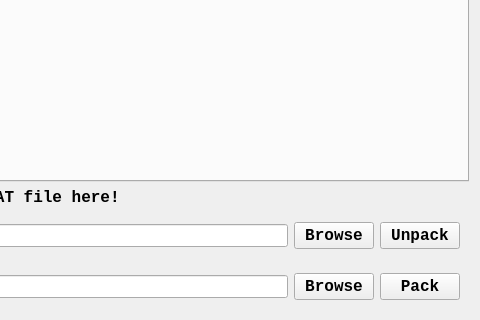
Old version of the form src/filebrowser/ui/filebrowser.ui in the repository SaltySasha/MC3dit; both pictures show x 423 to 903 and y 314 to 634 of the 903 by 634 pixel window.
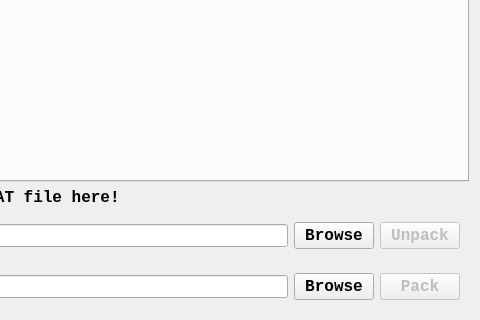
New version of the form.

What changed in the file:
```diff
--- a/src/filebrowser/ui/filebrowser.ui
+++ b/src/filebrowser/ui/filebrowser.ui
@@ -103,6 +103,9 @@
       </item>
       <item>
        <widget class="QPushButton" name="unpackButton">
+        <property name="enabled">
+         <bool>false</bool>
+        </property>
         <property name="font">
          <font>
           <family>Courier New</family>
@@ -154,6 +157,9 @@
       </item>
       <item>
        <widget class="QPushButton" name="packButton">
+        <property name="enabled">
+         <bool>false</bool>
+        </property>
         <property name="font">
          <font>
           <family>Courier New</family>
```
